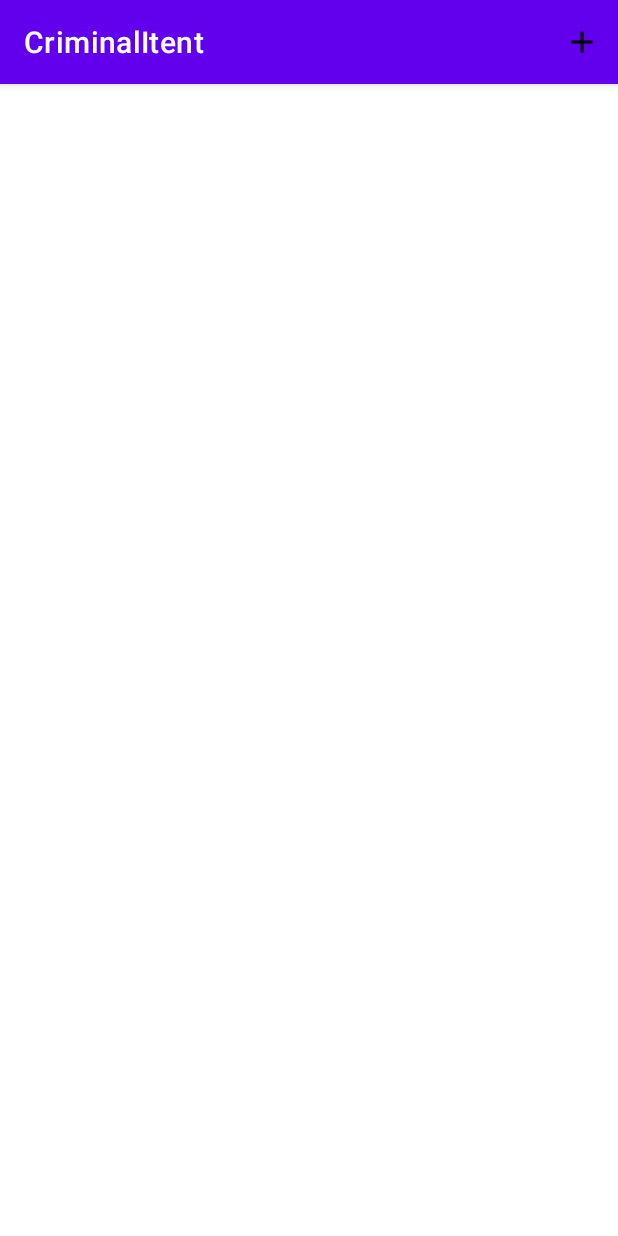
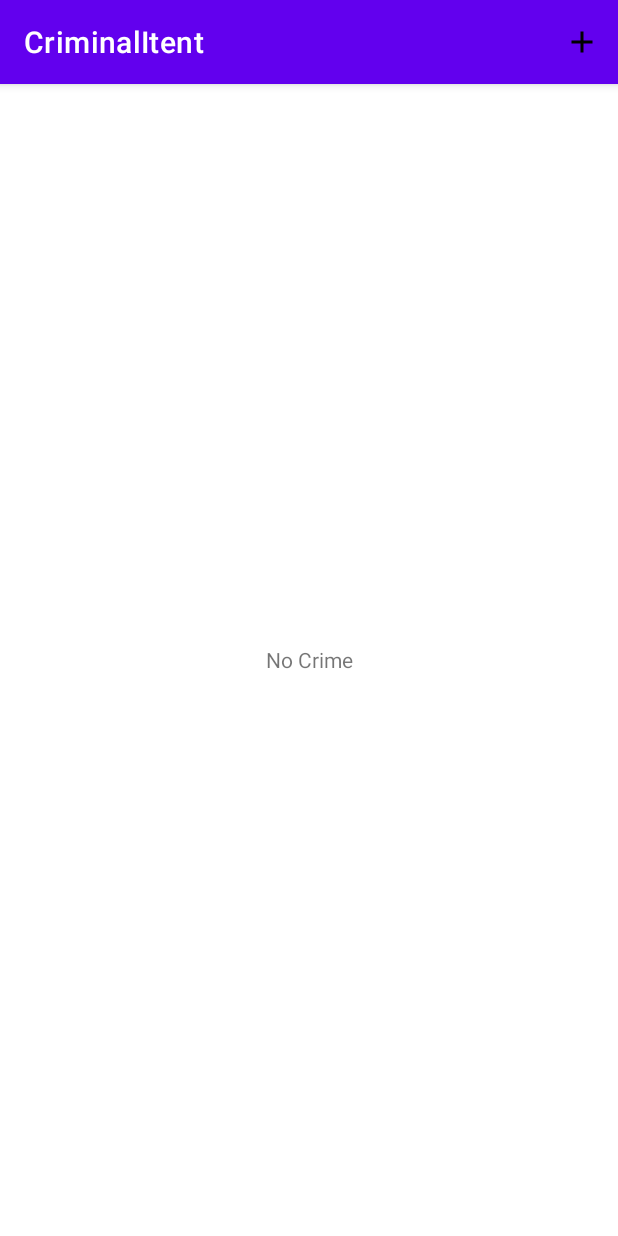
Before and after one commit to jpoh281/BigNerdRanch_Android_5th, an Android app: the screen it shows after launch (MainActivity), on a phone screen of 412 x 824 dp. Run offline under Robolectric (Android 15) with nearby library versions, the phone set to English and light mode, and no system bars; our stand-ins replace Room's generated code.

Commit message:
✨ 챌린지 1번 추가

```diff
--- a/CriminalItent/app/src/main/java/com/hdd/criminalitent/CrimeListFragment.kt
+++ b/CriminalItent/app/src/main/java/com/hdd/criminalitent/CrimeListFragment.kt
@@ -32,7 +32,7 @@ class CrimeListFragment : Fragment() {
     }
 
     override fun onOptionsItemSelected(item: MenuItem): Boolean {
-        return when(item.itemId){
+        return when (item.itemId) {
             R.id.new_crime -> {
                 showNewCrime()
                 true
@@ -63,10 +63,18 @@ class CrimeListFragment : Fragment() {
         viewLifecycleOwner.lifecycleScope.launch {
             viewLifecycleOwner.repeatOnLifecycle(Lifecycle.State.STARTED) {
                 crimeListViewModel.crimes.collect { crimes ->
-                    binding.crimeRecyclerView.adapter = CrimeListAdapter(crimes){ crimeId ->
-                        findNavController().navigate(
-                            CrimeListFragmentDirections.showCrimeDetail(crimeId)
-                        )
+
+                    if (crimes.isEmpty()) {
+                        binding.crimeRecyclerView.visibility = View.GONE
+                        binding.emptyView.visibility = View.VISIBLE
+                    } else {
+                        binding.crimeRecyclerView.visibility = View.VISIBLE
+                        binding.emptyView.visibility = View.GONE
+                        binding.crimeRecyclerView.adapter = CrimeListAdapter(crimes) { crimeId ->
+                            findNavController().navigate(
+                                CrimeListFragmentDirections.showCrimeDetail(crimeId)
+                            )
+                        }
                     }
                 }
             }
--- a/CriminalItent/app/src/main/res/layout/fragment_crime_list.xml
+++ b/CriminalItent/app/src/main/res/layout/fragment_crime_list.xml
@@ -1,8 +1,22 @@
 <?xml version="1.0" encoding="utf-8"?>
-<androidx.recyclerview.widget.RecyclerView
-    xmlns:android="http://schemas.android.com/apk/res/android"
+<RelativeLayout xmlns:android="http://schemas.android.com/apk/res/android"
     xmlns:tools="http://schemas.android.com/tools"
-    android:id="@+id/crime_recycler_view"
     android:layout_width="match_parent"
-    android:layout_height="match_parent"
-    tools:listitem="@layout/list_item_crime"/>
+    android:layout_height="match_parent">
+
+    <androidx.recyclerview.widget.RecyclerView
+        android:id="@+id/crime_recycler_view"
+        android:layout_width="match_parent"
+        android:layout_height="match_parent"
+        tools:listitem="@layout/list_item_crime" />
+
+    <TextView
+        android:id="@+id/empty_view"
+        android:layout_width="match_parent"
+        android:layout_height="match_parent"
+        android:visibility="gone"
+        android:gravity="center"
+        android:text="@string/no_data_available" />
+
+
+</RelativeLayout>
--- a/CriminalItent/app/src/main/res/values/strings.xml
+++ b/CriminalItent/app/src/main/res/values/strings.xml
@@ -5,4 +5,5 @@
     <string name="crime_detail_label">Details</string>
     <string name="crime_solved_label">Solved</string>
     <string name="new_crime">New Crime</string>
+    <string name="no_data_available">No Crime</string>
 </resources>
```
